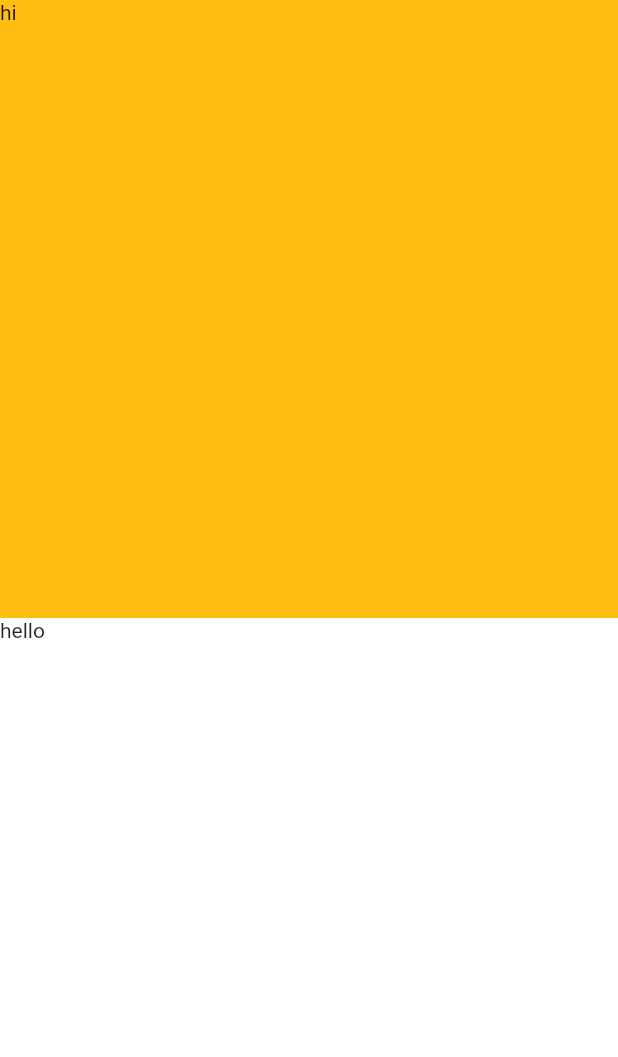
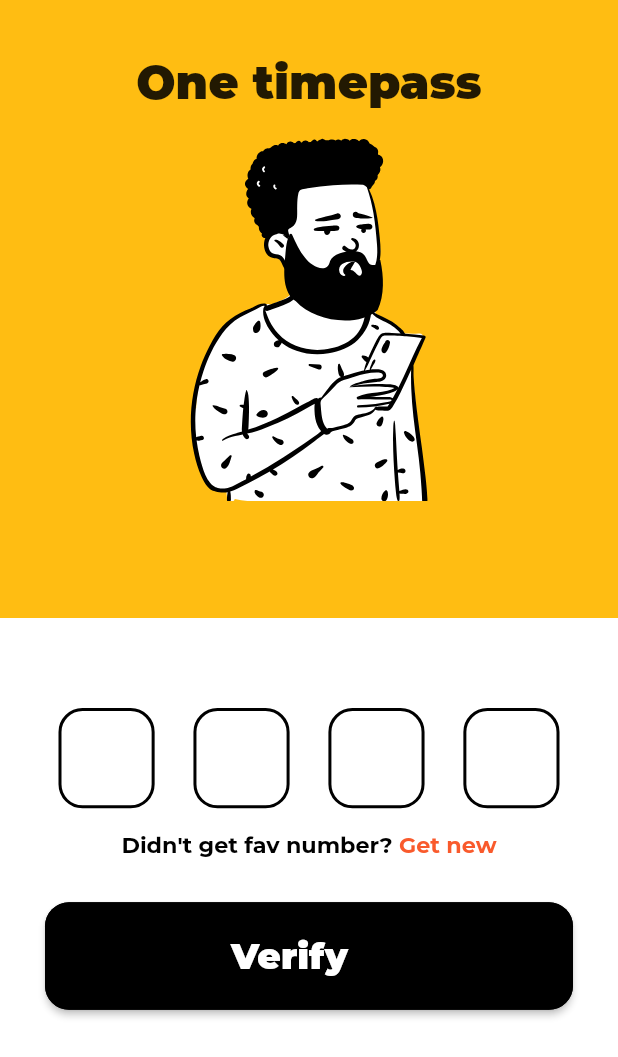
Before and after one commit to MujmillahammedDafedar/contrawireframe_uikit, a Flutter app: the OtpFields screen opened directly, on a phone screen of 412 x 824 dp. Shown: the top 1057 px of the screen. Run offline on Flutter 3.47's test engine with Material 2 defaults, Android fonts, the phone set to English and light mode, and no system bars; drawn by our look-alikes of pin_code_fields; our stand-ins replace flutter_screenutil, flutter_svg; project files that could hold a hidden picture were left out.

Commit message:
otp ui designed

```diff
--- a/lib/ui/views/opt.dart
+++ b/lib/ui/views/opt.dart
@@ -1,5 +1,10 @@
+import 'package:flutter/gestures.dart';
 import 'package:flutter/material.dart';
+import 'package:flutter_svg/flutter_svg.dart';
+import 'package:mysocial/ui/shared/buttons.dart';
 import 'package:mysocial/utils/constant/colors.dart';
+import 'package:flutter_screenutil/flutter_screenutil.dart';
+import 'package:pin_code_fields/pin_code_fields.dart';
 
 class OtpFields extends StatelessWidget {
   @override
@@ -11,9 +16,22 @@ class OtpFields extends StatelessWidget {
             Expanded(
               flex: 4,
               child: Container(
+                padding: EdgeInsets.only(top: 36.0),
                 width: MediaQuery.of(context).size.width,
                 color: colorYellow,
-                child: Text("hi"),
+                child: Column(
+                  children: [
+                    Text(
+                      "One timepass",
+                      style: TextStyle(
+                        fontFamily: "Montserrat",
+                        fontSize: 27.sp,
+                        fontWeight: FontWeight.w800,
+                      ),
+                    ),
+                    SvgPicture.asset("assets/svg/pep_09.svg")
+                  ],
+                ),
               ),
             ),
             Expanded(
@@ -21,7 +39,95 @@ class OtpFields extends StatelessWidget {
               child: Container(
                 width: MediaQuery.of(context).size.width,
                 color: white,
-                child: Text("hello"),
+                child: Column(
+                  children: [
+                    Padding(
+                      padding: const EdgeInsets.only(
+                          left: 39.0, right: 39, top: 60.0),
+                      child: PinCodeTextField(
+                        length: 4,
+                        obscureText: false,
+                        cursorColor: Colors.black,
+                        animationType: AnimationType.fade,
+                        pinTheme: PinTheme(
+                          shape: PinCodeFieldShape.box,
+                          borderRadius: BorderRadius.circular(16),
+                          fieldHeight: 56.h,
+                          fieldWidth: 56.w,
+                          selectedColor: Colors.black,
+                          activeColor: Colors.black,
+                          selectedFillColor: Colors.black,
+                          disabledColor: Colors.black,
+                          inactiveColor: Colors.black,
+                          activeFillColor: Colors.black,
+                          inactiveFillColor: Colors.black,
+                        ),
+                        animationDuration: Duration(milliseconds: 300),
+                        onCompleted: (v) {
+                          print("Completed");
+                        },
+                        onChanged: (value) {
+                          print(value);
+                          // setState(() {
+                          //   currentText = value;
+                          // });
+                        },
+                        beforeTextPaste: (text) {
+                          print("Allowing to paste $text");
+                          //if you return true then it will show the paste confirmation dialog. Otherwise if false, then nothing will happen.
+                          //but you can show anything you want here, like your pop up saying wrong paste format or etc
+                          return true;
+                        },
+                        appContext: context,
+                      ),
+                    ),
+                    RichText(
+                      text: TextSpan(
+                        children: [
+                          TextSpan(
+                            style: TextStyle(
+                                color: Colors.black,
+                                fontSize: 13.sp,
+                                fontFamily: "Montserrat",
+                                fontWeight: FontWeight.w700),
+                            text: "Didn\'t get fav number? ",
+                          ),
+                          TextSpan(
+                            style: TextStyle(
+                                color: colorRed,
+                                fontSize: 13.sp,
+                                fontFamily: "Montserrat",
+                                fontWeight: FontWeight.w700),
+                            text: "Get new",
+                            recognizer: TapGestureRecognizer()..onTap = () {},
+                          ),
+                        ],
+                      ),
+                    ),
+                    SizedBox(
+                      height: 24.h,
+                    ),
+                    Padding(
+                      padding: const EdgeInsets.only(left: 20.0, right: 20.0),
+                      child: customButton(
+                        () {
+                          // signup();
+                        },
+                        'Verify',
+                        context,
+                        height: 60.h,
+                        width: 320.w,
+                        radius: 16.0,
+                        fontFamily: 'Montserrat',
+                        fontWeight: FontWeight.w800,
+                        fontSize: 21.sp,
+                        color: Colors.black,
+                        visibleIcon: true,
+                        textColor: Colors.white,
+                      ),
+                    ),
+                  ],
+                ),
               ),
             )
           ],
--- a/pubspec.yaml
+++ b/pubspec.yaml
@@ -12,6 +12,7 @@ dependencies:
   cupertino_icons: ^1.0.2
   flutter_svg:
   flutter_screenutil:
+  pin_code_fields: ^7.2.0
 
 dev_dependencies:
   flutter_test:
```
Also changed, not shown: pubspec.lock.
